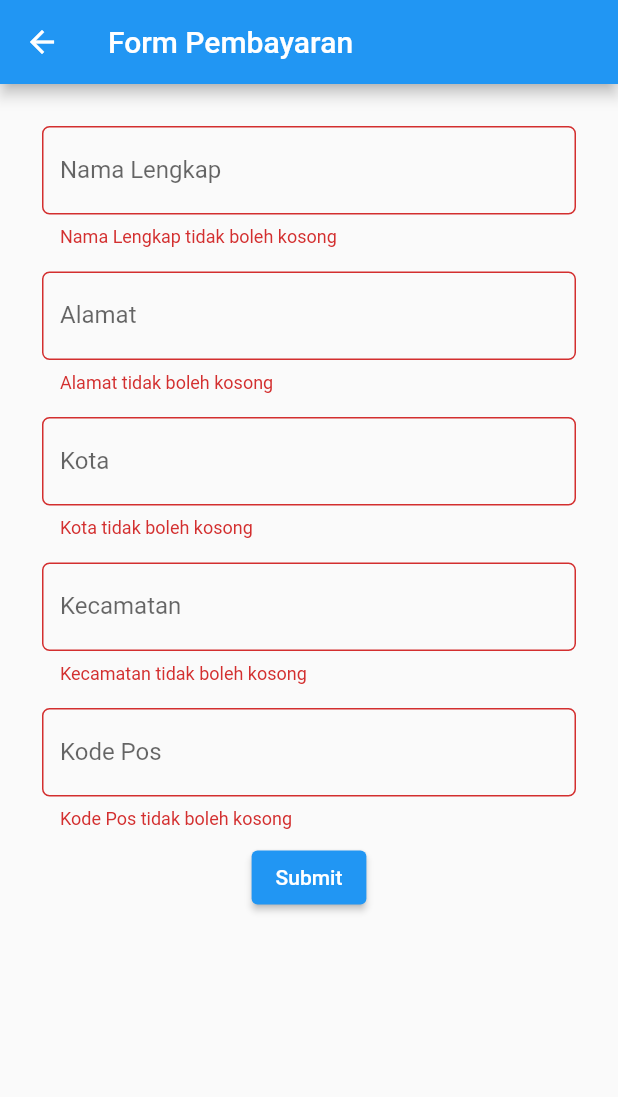
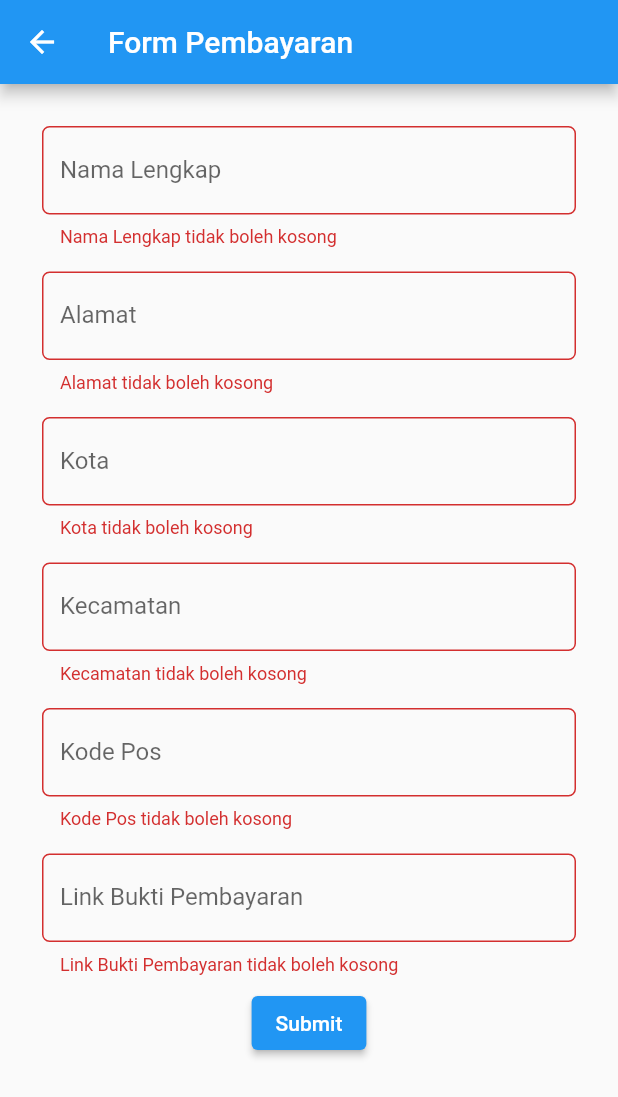
Before and after one commit to StevenSamuelH/mobilemotgp, a Flutter app: the FormPembelian screen opened directly, after a tap on "Submit", on a phone screen of 412 x 824 dp. Shown: the top 1097 px of the screen. Run offline on Flutter 3.47's test engine with Material 2 defaults, Android fonts, the phone set to English and light mode, and no system bars; our stand-ins replace carousel_slider; network calls fail.

Commit message:
menambahkan sedikit perubahan

```diff
--- a/lib/FormPembelian/formPembelian.dart
+++ b/lib/FormPembelian/formPembelian.dart
@@ -3,8 +3,8 @@ import 'dart:convert';
 import 'package:http/http.dart' as http;
 import 'dart:async';
 
-Future<http.Response> updateDataPembeli(
-    String nama, String alamat, String kota, String kecamatan, String kodePos) {
+Future<http.Response> updateDataPembeli(String nama, String alamat, String kota,
+    String kecamatan, String kodePos, String buktiPembayaran) {
   return http.post(
     // Masih harus diganti
     Uri.parse(
@@ -17,7 +17,8 @@ Future<http.Response> updateDataPembeli(
       'alamat': alamat,
       'kota': kota,
       'kecamatan': kecamatan,
-      'kodePost': kodePos,
+      'kodePos': kodePos,
+      'buktiImg': buktiPembayaran,
     }),
   );
 }
@@ -160,6 +161,30 @@ class _FormPembelianState extends State<FormPembelian> {
                       return null;
                     },
                     onSaved: (value) {
+                      _buktiPembayaran = value!;
+                    },
+                  ),
+                ),
+
+                Padding(
+                  padding: const EdgeInsets.all(8.0),
+                  child: TextFormField(
+                    obscureText: false, // Untuk membuat text menjadi invisible
+                    decoration: InputDecoration(
+                      hintText:
+                          "contoh: s4.bukalapak.com/img/9002/large/data.jpeg",
+                      labelText: "Link Bukti Pembayaran",
+                      // icon: const Icon(Icons.security),
+                      border: OutlineInputBorder(
+                          borderRadius: BorderRadius.circular(5.0)),
+                    ),
+                    validator: (value) {
+                      if (value!.isEmpty) {
+                        return 'Link Bukti Pembayaran tidak boleh kosong';
+                      }
+                      return null;
+                    },
+                    onSaved: (value) {
                       _kodePosPembeli = value!;
                     },
                   ),
@@ -176,8 +201,13 @@ class _FormPembelianState extends State<FormPembelian> {
                     }
                     _formKey.currentState!.save();
 
-                    updateDataPembeli(_namaPembeli, _alamatPembeli,
-                            _kotaPembeli, _kecamatanPembeli, _kodePosPembeli)
+                    updateDataPembeli(
+                            _namaPembeli,
+                            _alamatPembeli,
+                            _kotaPembeli,
+                            _kecamatanPembeli,
+                            _kodePosPembeli,
+                            _buktiPembayaran)
                         .then((value) {});
                   },
                 ),
--- a/lib/main.dart
+++ b/lib/main.dart
@@ -1,6 +1,7 @@
 import 'dart:io';
 
 import 'package:flutter/material.dart';
+import 'package:mobilemotogp/FormPembelian/formPembelian.dart';
 import 'package:mobilemotogp/Produk/formproduk.dart';
 import 'package:mobilemotogp/Review/review.dart';
 import 'package:mobilemotogp/Review/review_form.dart';
@@ -34,6 +35,7 @@
   final screens = [
     const Awalan(),
     const FormReview(),
+    const FormPembelian(),
   ];
 
   void _onItemTapped(int index) {
```
